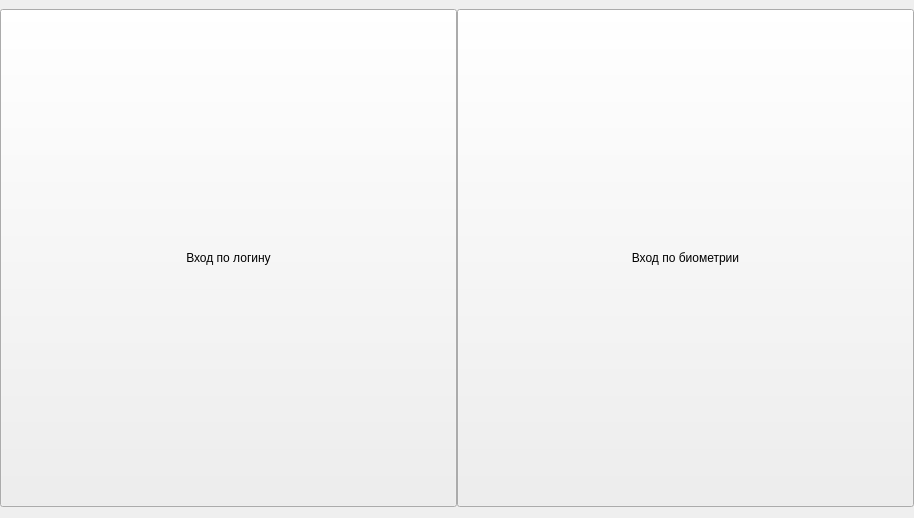
Before: the Qt Designer form designer_ui/main_frame.ui in Churkabesina/CompClubAppPlanshet, drawn with Qt 5.
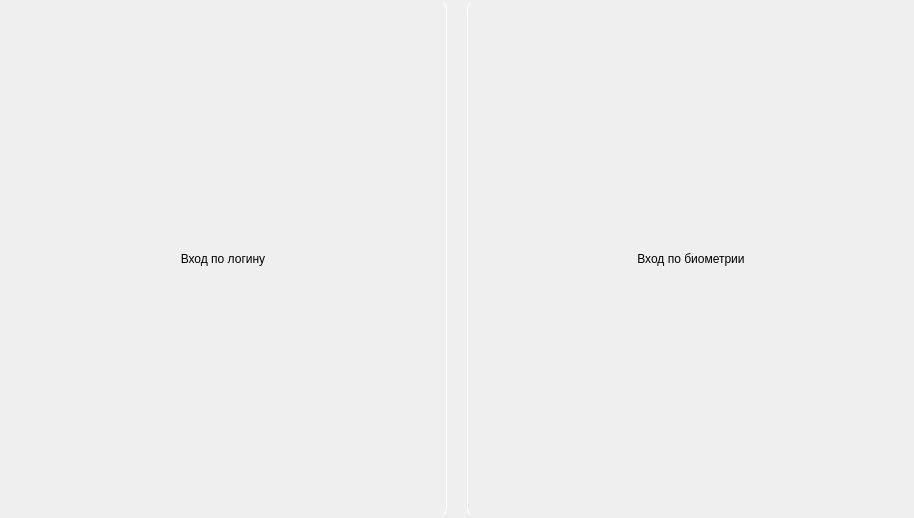
After: the same form once the commit is applied.

The edit to the form file:
```diff
--- a/designer_ui/main_frame.ui
+++ b/designer_ui/main_frame.ui
@@ -21,17 +21,20 @@
   </property>
   <layout class="QHBoxLayout" name="horizontalLayout">
    <property name="spacing">
-    <number>0</number>
+    <number>20</number>
    </property>
    <property name="leftMargin">
     <number>0</number>
    </property>
    <property name="topMargin">
-    <number>9</number>
+    <number>0</number>
    </property>
    <property name="rightMargin">
     <number>0</number>
    </property>
+   <property name="bottomMargin">
+    <number>0</number>
+   </property>
    <item>
     <widget class="QPushButton" name="sign_in_by_login_button">
      <property name="sizePolicy">
@@ -52,6 +55,11 @@
        <height>16666666</height>
       </size>
      </property>
+     <property name="styleSheet">
+      <string notr="true">border-top-right-radius: 10px;
+border-bottom-right-radius: 10px;
+ border-right: 1px solid rgb(255, 255, 255);</string>
+     </property>
      <property name="text">
       <string>Вход по логину</string>
      </property>
@@ -78,11 +86,16 @@
       </size>
      </property>
      <property name="styleSheet">
-      <string notr="true">  border-left: 1px solid rgb(255, 255, 255);</string>
+      <string notr="true">  border-left: 1px solid rgb(255, 255, 255);
+border-top-left-radius: 10px;
+border-bottom-left-radius: 10px;</string>
      </property>
      <property name="text">
       <string>Вход по биометрии</string>
      </property>
+     <property name="flat">
+      <bool>false</bool>
+     </property>
     </widget>
    </item>
   </layout>
```
